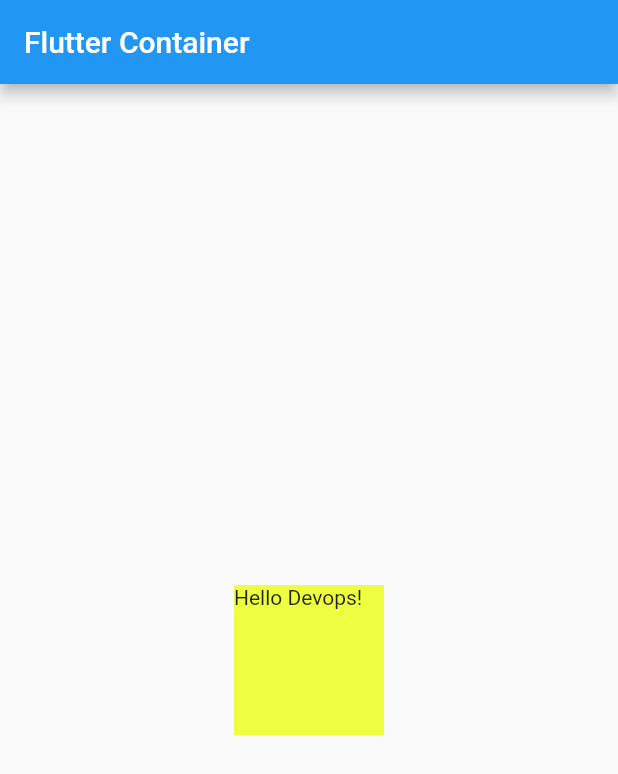
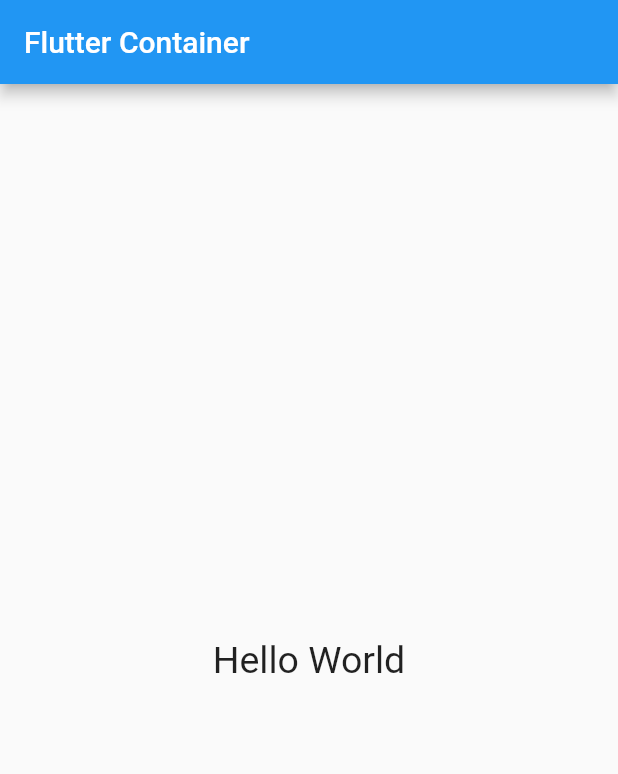
Before and after one commit to swarupcs/flutter_basics, a Flutter app: the screen it shows after launch, on a phone screen of 412 x 824 dp. Shown: the top 774 px of the screen. Run offline on Flutter 3.47's test engine with Material 2 defaults, Android fonts, the phone set to English and light mode, and no system bars.

Commit message:
Center Widget 1

```diff
--- a/lib/main.dart
+++ b/lib/main.dart
@@ -42,12 +42,7 @@ class _MyHomePageState extends State<MyHomePage> {
         title: Text("Flutter Container"),
       ),
       body: Center(
-        child: Container(
-          width: 100,
-          height: 100,
-          color: Colors.limeAccent,
-          child: Text('Hello Devops!'),
-        ),
+          child: Text('Hello World', style: TextStyle(fontSize: 25))
       )
 
 
```
